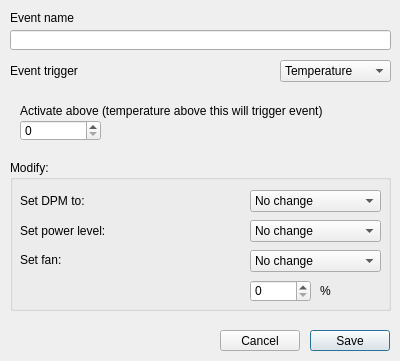
The window that radeon-profile/dialog_rpevent.ui (marazmista/radeon-profile) describes before a commit, drawn with Qt 5.
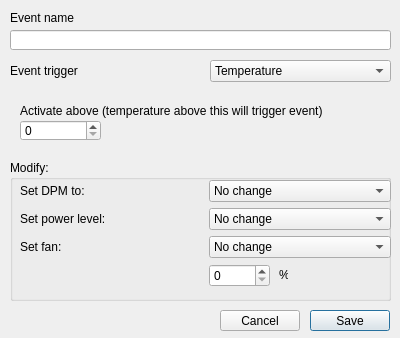
The same window after the commit.

```diff
--- a/radeon-profile/dialog_rpevent.ui
+++ b/radeon-profile/dialog_rpevent.ui
@@ -7,7 +7,7 @@
     <x>0</x>
     <y>0</y>
     <width>400</width>
-    <height>361</height>
+    <height>338</height>
    </rect>
   </property>
   <property name="sizePolicy">
@@ -26,7 +26,7 @@
    <property name="geometry">
     <rect>
      <x>310</x>
-     <y>330</y>
+     <y>310</y>
      <width>80</width>
      <height>21</height>
     </rect>
@@ -39,7 +39,7 @@
    <property name="geometry">
     <rect>
      <x>220</x>
-     <y>330</y>
+     <y>310</y>
      <width>80</width>
      <height>21</height>
     </rect>
@@ -87,9 +87,9 @@
   <widget class="QComboBox" name="combo_eventTrigger">
    <property name="geometry">
     <rect>
-     <x>280</x>
+     <x>210</x>
      <y>60</y>
-     <width>111</width>
+     <width>181</width>
      <height>22</height>
     </rect>
    </property>
@@ -110,118 +110,98 @@
      <x>10</x>
      <y>160</y>
      <width>381</width>
-     <height>151</height>
+     <height>141</height>
     </rect>
    </property>
    <property name="title">
     <string>Modify:</string>
    </property>
-   <widget class="QLabel" name="label_3">
+   <widget class="QWidget" name="gridLayoutWidget">
     <property name="geometry">
      <rect>
       <x>10</x>
-      <y>30</y>
-      <width>71</width>
-      <height>21</height>
+      <y>20</y>
+      <width>371</width>
+      <height>111</height>
      </rect>
     </property>
-    <property name="text">
-     <string>Set DPM to:</string>
-    </property>
-   </widget>
-   <widget class="QComboBox" name="combo_dpmChange">
-    <property name="geometry">
-     <rect>
-      <x>240</x>
-      <y>30</y>
-      <width>131</width>
-      <height>22</height>
-     </rect>
-    </property>
-    <item>
-     <property name="text">
-      <string>No change</string>
-     </property>
-    </item>
-   </widget>
+    <layout class="QGridLayout" name="gridLayout">
+     <item row="1" column="0">
    <widget class="QLabel" name="label_4">
-    <property name="geometry">
-     <rect>
-      <x>10</x>
-      <y>60</y>
-      <width>91</width>
-      <height>21</height>
-     </rect>
-    </property>
     <property name="text">
      <string>Set power level:</string>
     </property>
    </widget>
+     </item>
+     <item row="1" column="1">
    <widget class="QComboBox" name="combo_powerLevelChange">
-    <property name="geometry">
-     <rect>
-      <x>240</x>
-      <y>60</y>
-      <width>131</width>
-      <height>22</height>
-     </rect>
-    </property>
+       <item>
+        <property name="text">
+         <string>No change</string>
+        </property>
+       </item>
+      </widget>
+     </item>
+     <item row="0" column="1">
+      <widget class="QComboBox" name="combo_dpmChange">
     <item>
      <property name="text">
       <string>No change</string>
      </property>
     </item>
    </widget>
+     </item>
+     <item row="2" column="0">
    <widget class="QLabel" name="label_5">
-    <property name="geometry">
-     <rect>
-      <x>10</x>
-      <y>89</y>
-      <width>47</width>
-      <height>21</height>
-     </rect>
-    </property>
     <property name="text">
      <string>Set fan:</string>
     </property>
    </widget>
+     </item>
+     <item row="2" column="1">
    <widget class="QComboBox" name="combo_fanChange">
-    <property name="geometry">
-     <rect>
-      <x>240</x>
-      <y>90</y>
-      <width>131</width>
-      <height>22</height>
-     </rect>
-    </property>
     <item>
      <property name="text">
       <string>No change</string>
      </property>
     </item>
    </widget>
-   <widget class="QSpinBox" name="spin_fixedFanSpeed">
-    <property name="geometry">
-     <rect>
-      <x>240</x>
-      <y>120</y>
-      <width>61</width>
-      <height>22</height>
-     </rect>
-    </property>
-   </widget>
+     </item>
+     <item row="0" column="0">
+      <widget class="QLabel" name="label_3">
+       <property name="text">
+        <string>Set DPM to:</string>
+       </property>
+      </widget>
+     </item>
+     <item row="3" column="1">
+      <widget class="QWidget" name="widget_fixedFanSpeed" native="true">
    <widget class="QLabel" name="l_percent">
     <property name="geometry">
      <rect>
-      <x>310</x>
-      <y>120</y>
-      <width>47</width>
-      <height>21</height>
+          <x>70</x>
+          <y>0</y>
+          <width>9</width>
+          <height>22</height>
      </rect>
     </property>
     <property name="text">
      <string>%</string>
     </property>
+       </widget>
+       <widget class="QSpinBox" name="spin_fixedFanSpeed">
+        <property name="geometry">
+         <rect>
+          <x>0</x>
+          <y>0</y>
+          <width>61</width>
+          <height>23</height>
+         </rect>
+        </property>
+       </widget>
+      </widget>
+     </item>
+    </layout>
    </widget>
   </widget>
   <widget class="QStackedWidget" name="stackedWidget">
```
Lines whose indentation alone changed are shown as unchanged.
